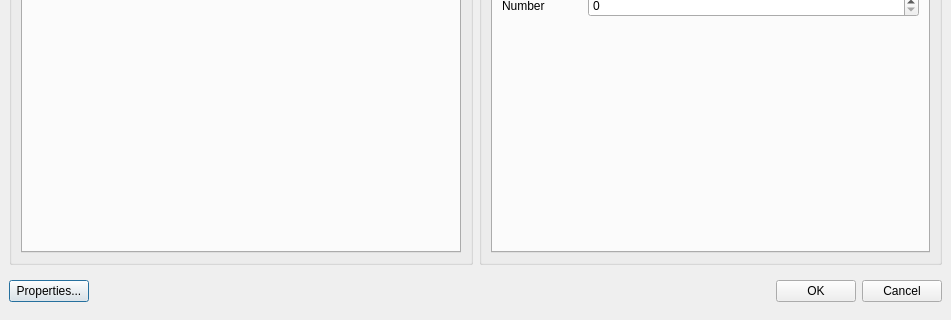
This is distribution/GaitSymQt/DialogMuscles.ui in wol101/GaitSym2019 as Qt 5 draws it before an edit; both pictures show x 0 to 951 and y 510 to 830 of the 951 by 830 pixel window. The edited form follows.
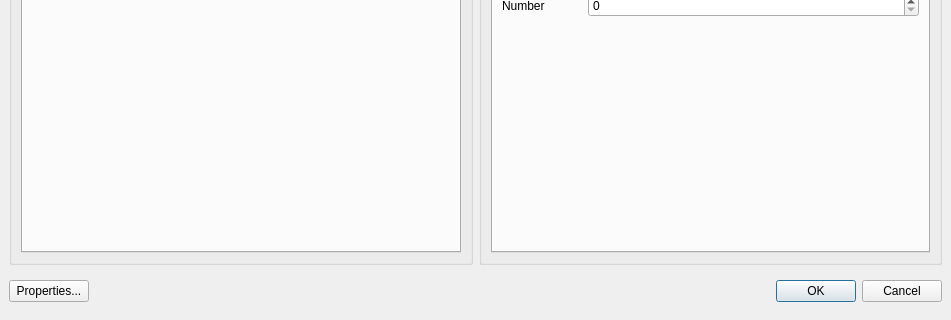
This is the edited form. Custom widgets are drawn as their Qt base class.

```diff
--- a/distribution/GaitSymQt/DialogMuscles.ui
+++ b/distribution/GaitSymQt/DialogMuscles.ui
@@ -7,7 +7,7 @@
     <x>0</x>
     <y>0</y>
     <width>951</width>
-    <height>738</height>
+    <height>778</height>
    </rect>
   </property>
   <property name="windowTitle">
@@ -805,6 +805,9 @@
         <property name="text">
          <string>OK</string>
         </property>
+        <property name="default">
+         <bool>true</bool>
+        </property>
        </widget>
       </item>
       <item>
```
